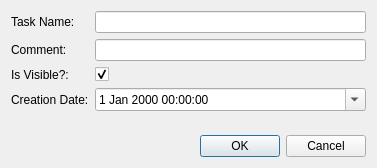
Above: src/dontpanik/kpart/core/ui/kedittaskdialog.ui from frankHa/dontpanic before the change. Below: the same form after it.
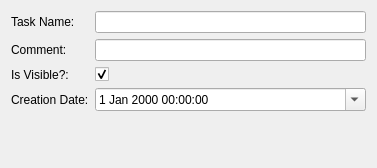
That is the form after the change.

Commit message: -switched all dialogs over to kdialog

```diff
--- a/src/dontpanik/kpart/core/ui/kedittaskdialog.ui
+++ b/src/dontpanik/kpart/core/ui/kedittaskdialog.ui
@@ -1,7 +1,7 @@
 <?xml version="1.0" encoding="UTF-8"?>
 <ui version="4.0">
  <class>KEditTaskDialog</class>
- <widget class="QDialog" name="KEditTaskDialog">
+ <widget class="QWidget" name="KEditTaskDialog">
   <property name="geometry">
    <rect>
     <x>0</x>
@@ -91,16 +91,6 @@
      </property>
     </spacer>
    </item>
-   <item>
-    <widget class="QDialogButtonBox" name="buttonBox">
-     <property name="orientation">
-      <enum>Qt::Horizontal</enum>
-     </property>
-     <property name="standardButtons">
-      <set>QDialogButtonBox::Cancel|QDialogButtonBox::Ok</set>
-     </property>
-    </widget>
-   </item>
   </layout>
  </widget>
  <tabstops>
```
The commit also changes 25 other files.
